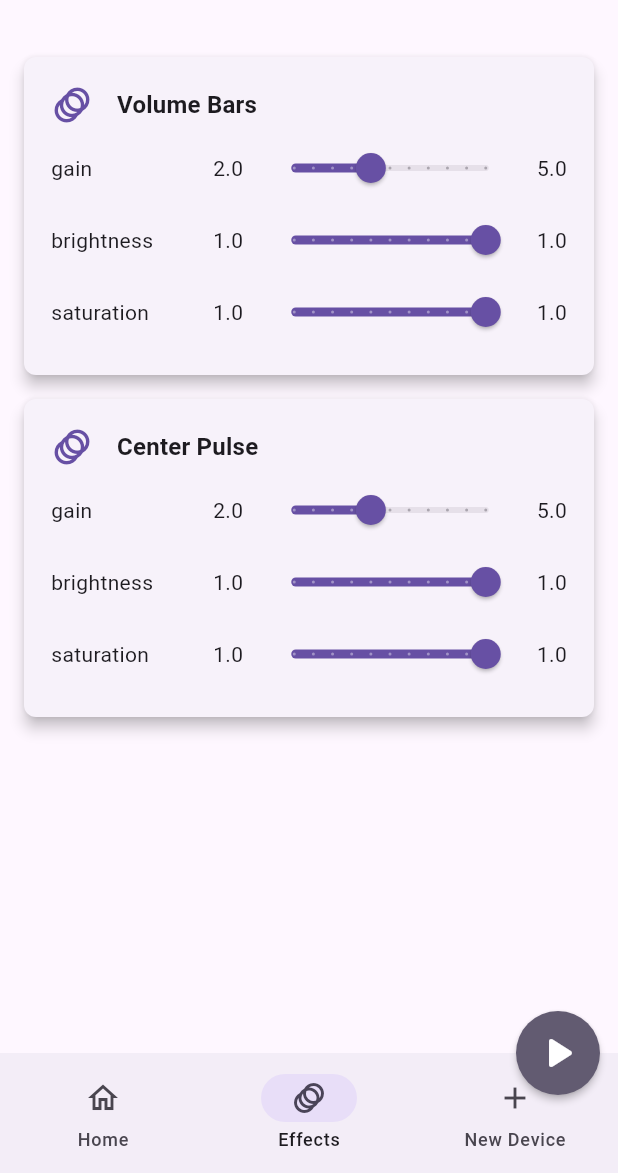
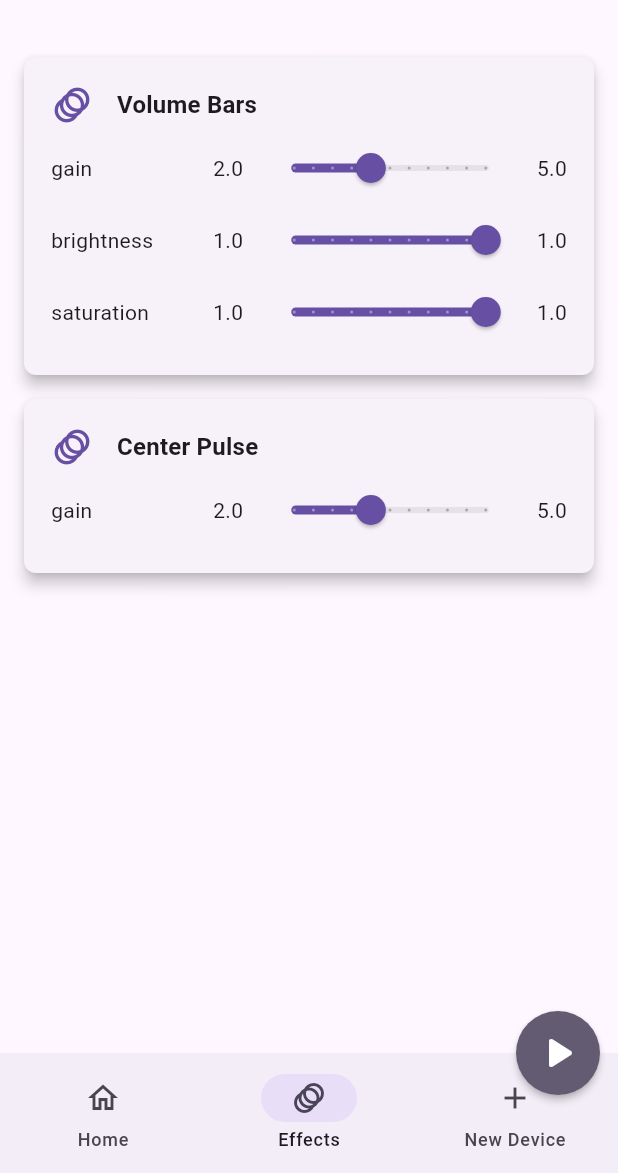
Before and after one commit to encrust-ace/udp_master, a Flutter app: the screen it shows after launch, on a phone screen of 412 x 824 dp, the part 63-1236 px from its top. Run offline on Flutter 3.47's test engine with Material 3 defaults, Android fonts, the phone set to English and light mode, and no system bars; our stand-ins replace file_picker, permission_handler, shared_preferences; missing offline and left inert: flutter_recorder.

Commit message:
Added effect customisation

```diff
--- a/lib/effects/center_pulse.dart
+++ b/lib/effects/center_pulse.dart
@@ -50,10 +50,9 @@ List<int> _hsvToRgb(double h, double s, double v) {
 List<int> renderCenterPulsePacket({
   required int ledCount,
   required Float32List fft,
+  required double gain,
 }) {
   List<int> packet = [0x02, 0x02];
-
-  const double gain = 2.0;
   double sum = 0;
   for (final value in fft) {
     sum += value.abs();
--- a/lib/visualizer_provider.dart
+++ b/lib/visualizer_provider.dart
@@ -90,8 +90,6 @@ class VisualizerProvider with ChangeNotifier {
       name: 'Center Pulse',
       parameters: {
         'gain': {'min': 0.0, 'max': 5.0, 'value': 2.0},
-        'brightness': {'min': 0.0, 'max': 1.0, 'value': 1.0},
-        'saturation': {'min': 0.0, 'max': 1.0, 'value': 1.0},
       },
     ),
   ];
@@ -166,6 +164,7 @@ class VisualizerProvider with ChangeNotifier {
           packetData = renderCenterPulsePacket(
             ledCount: device.ledCount,
             fft: fft,
+            gain: effect.parameters["gain"]?["value"] ?? 2.0,
           );
       }
       if (packetData.isNotEmpty && packetData[0] != 0x00) {
```
